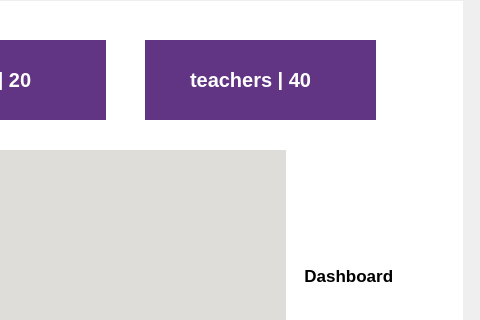
First picture: the form in School_System/ui/indexSU.ui, repository KasperJack/School-Management-System, before the edit; both pictures show x 687 to 1167 and y 86 to 406 of the 1167 by 855 pixel window.
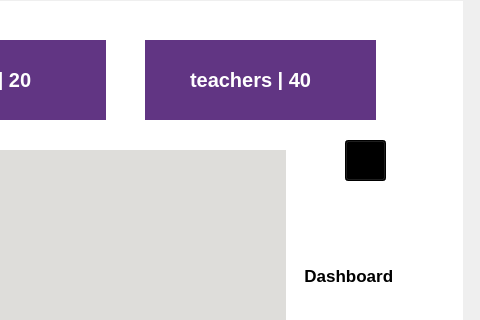
Second picture: the form after the edit. Icons and pictures are not drawn.

What changed in the file:
```diff
--- a/School_System/ui/indexSU.ui
+++ b/School_System/ui/indexSU.ui
@@ -964,6 +964,32 @@
              </item>
             </layout>
            </widget>
+           <widget class="QToolButton" name="add_teacher_button_dash">
+            <property name="geometry">
+             <rect>
+              <x>770</x>
+              <y>130</y>
+              <width>41</width>
+              <height>41</height>
+             </rect>
+            </property>
+            <property name="styleSheet">
+             <string notr="true">background-color: rgb(0, 0, 0);</string>
+            </property>
+            <property name="text">
+             <string>...</string>
+            </property>
+            <property name="icon">
+             <iconset resource="../resources/rec.qrc">
+              <normaloff>:/icons/icons/add student.png</normaloff>:/icons/icons/add student.png</iconset>
+            </property>
+            <property name="iconSize">
+             <size>
+              <width>50</width>
+              <height>30</height>
+             </size>
+            </property>
+           </widget>
           </widget>
           <widget class="QWidget" name="classes">
            <widget class="QLabel" name="label_6">
```
Left out of the diff: 52 changed lines with no effect on the pictures.
